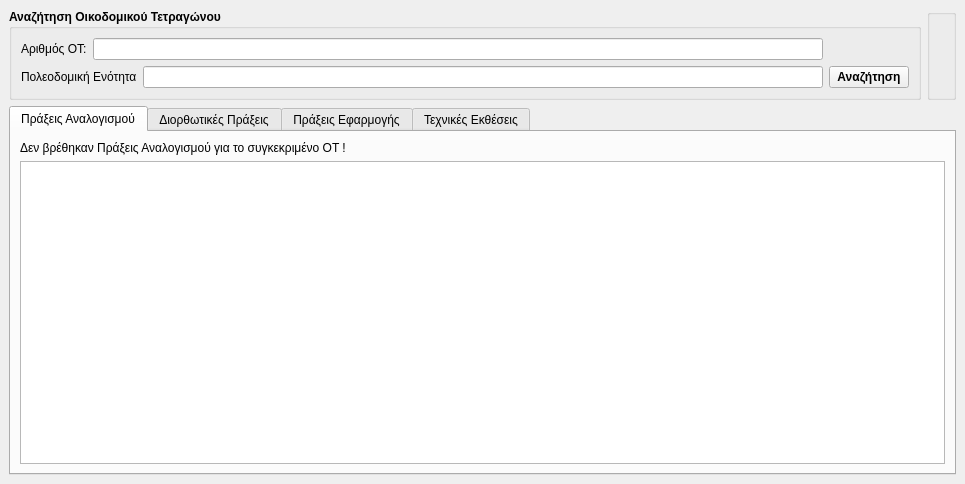
Qt form pol_toolkit_dockwidget_base.ui (lymperis-geomeletitiki/acharnes_qgis_toolkit) before a commit.
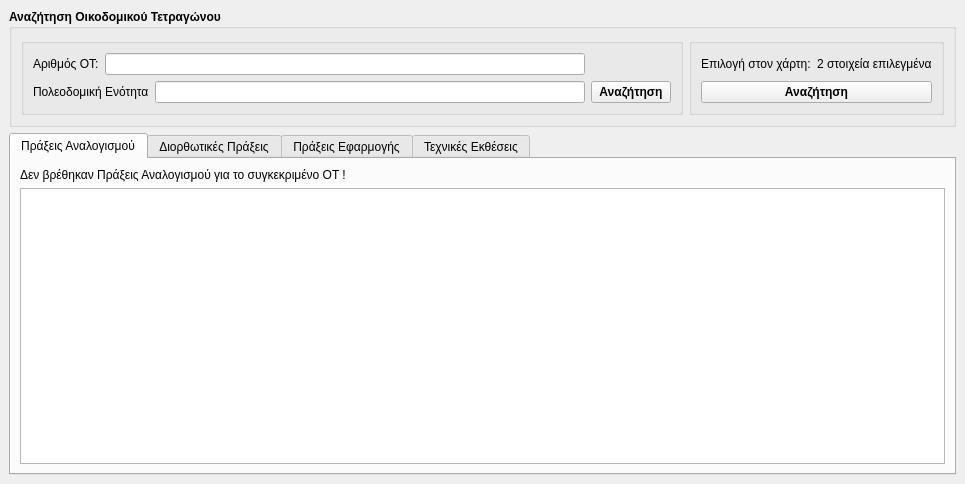
The same form after that commit. Custom widgets are drawn as their Qt base class.

```diff
--- a/pol_toolkit_dockwidget_base.ui
+++ b/pol_toolkit_dockwidget_base.ui
@@ -14,9 +14,9 @@
    <string>Poleodomia Toolkit</string>
   </property>
   <widget class="QWidget" name="dockWidgetContents">
-   <layout class="QGridLayout" name="gridLayout_4">
+   <layout class="QGridLayout" name="gridLayout_12">
     <item row="0" column="0">
-     <layout class="QGridLayout" name="gridLayout_3">
+     <layout class="QGridLayout" name="gridLayout_11">
       <item row="0" column="0">
        <widget class="QgsCollapsibleGroupBox" name="mGroupBox">
         <property name="font">
@@ -28,6 +28,16 @@
         <property name="title">
          <string>Αναζήτηση Οικοδομικού Τετραγώνου</string>
         </property>
+        <layout class="QGridLayout" name="gridLayout_10">
+         <item row="0" column="0">
+          <layout class="QGridLayout" name="gridLayout_9">
+           <item row="0" column="0">
+            <widget class="QGroupBox" name="groupBox">
+             <property name="title">
+              <string/>
+             </property>
+             <layout class="QGridLayout" name="gridLayout_3">
+              <item row="0" column="0">
         <layout class="QGridLayout" name="gridLayout_2">
          <item row="0" column="0">
           <widget class="QLabel" name="label_2">
@@ -75,16 +85,68 @@
           </widget>
          </item>
         </layout>
+              </item>
+             </layout>
        </widget>
       </item>
       <item row="0" column="1">
-       <widget class="QGroupBox" name="groupBox">
+            <widget class="QGroupBox" name="groupBox_2">
         <property name="title">
          <string/>
         </property>
+             <layout class="QGridLayout" name="gridLayout_8">
+              <item row="0" column="0">
+               <layout class="QGridLayout" name="gridLayout_4">
+                <item row="0" column="0">
+                 <widget class="QLabel" name="label_4">
+                  <property name="font">
+                   <font>
+                    <weight>50</weight>
+                    <bold>false</bold>
+                   </font>
+                  </property>
+                  <property name="locale">
+                   <locale language="Greek" country="Greece"/>
+                  </property>
+                  <property name="text">
+                   <string>Επιλογή στον χάρτη:</string>
+                  </property>
+                 </widget>
+                </item>
+                <item row="0" column="1">
+                 <widget class="QLabel" name="selected_label">
+                  <property name="font">
+                   <font>
+                    <weight>50</weight>
+                    <bold>false</bold>
+                   </font>
+                  </property>
+                  <property name="locale">
+                   <locale language="Greek" country="Greece"/>
+                  </property>
+                  <property name="text">
+                   <string>2 στοιχεία επιλεγμένα</string>
+                  </property>
        </widget>
       </item>
       <item row="1" column="0" colspan="2">
+                 <widget class="QPushButton" name="search_ot__selected">
+                  <property name="text">
+                   <string>Αναζήτηση</string>
+                  </property>
+                 </widget>
+                </item>
+               </layout>
+              </item>
+             </layout>
+            </widget>
+           </item>
+          </layout>
+         </item>
+        </layout>
+       </widget>
+      </item>
+      <item row="1" column="0">
        <widget class="QTabWidget" name="tabWidget">
         <property name="currentIndex">
          <number>0</number>
@@ -95,7 +157,14 @@
          </attribute>
          <layout class="QGridLayout" name="gridLayout">
           <item row="1" column="0">
-           <widget class="QTableWidget" name="search_ot_anal"/>
+           <widget class="QTableWidget" name="search_ot_anal">
+            <property name="sortingEnabled">
+             <bool>true</bool>
+            </property>
+            <attribute name="horizontalHeaderStretchLastSection">
+             <bool>true</bool>
+            </attribute>
+           </widget>
           </item>
           <item row="0" column="0">
            <widget class="QLabel" name="no_anal">
```
Lines whose indentation alone changed are shown as unchanged.
